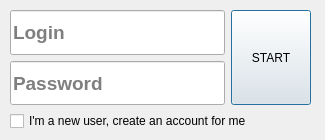
jbenua/Biomeh-BCI, file ui/login_dialog.ui: the form before one commit.
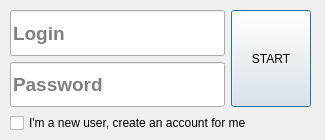
The form after the commit. Icons and pictures are not drawn.

Diff of the .ui file:
```diff
--- a/ui/login_dialog.ui
+++ b/ui/login_dialog.ui
@@ -47,7 +47,7 @@
      <x>10</x>
      <y>10</y>
      <width>301</width>
-     <height>121</height>
+     <height>123</height>
     </rect>
    </property>
    <layout class="QVBoxLayout" name="verticalLayout">
```
Left out of the diff: 6 changed lines with no effect on the pictures.
